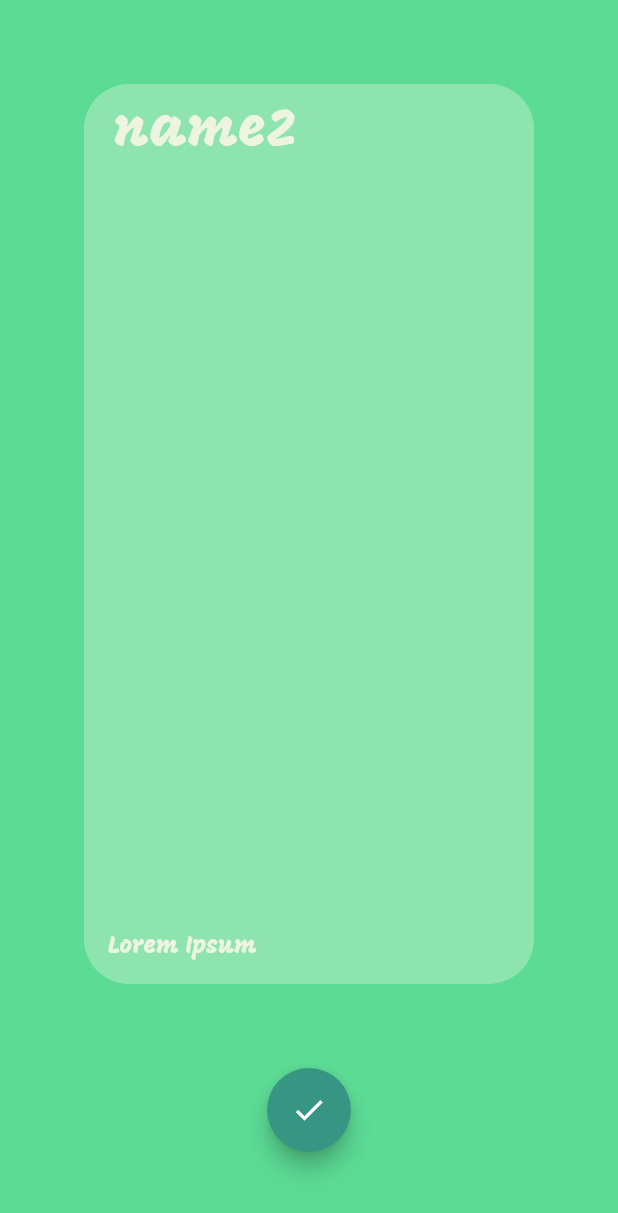
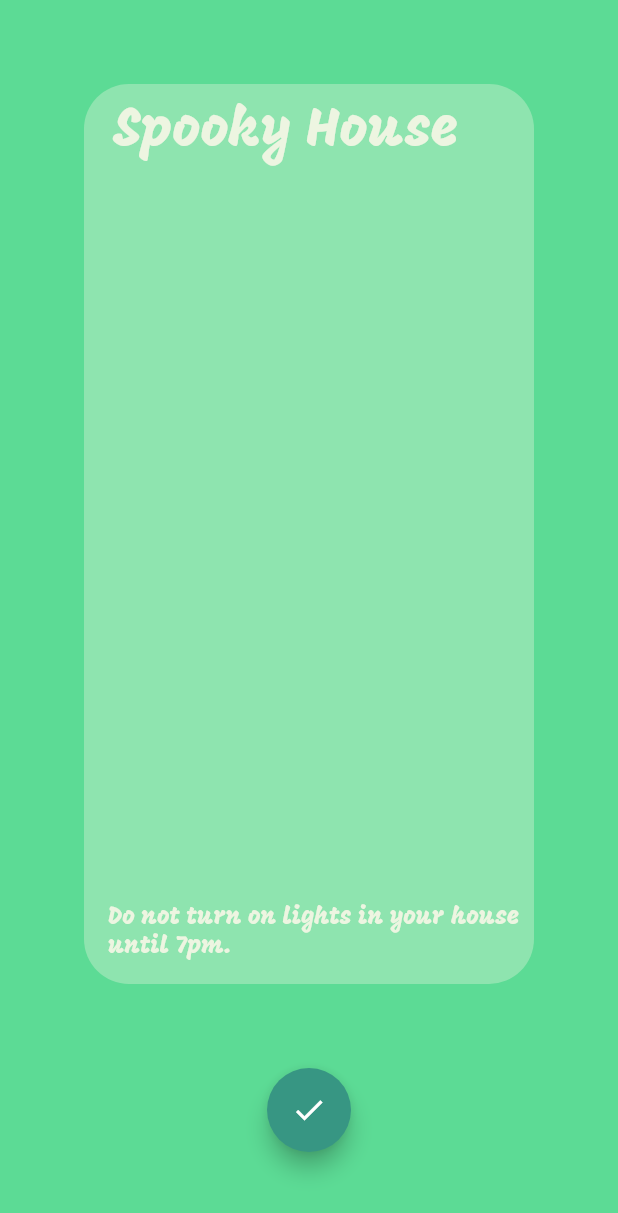
Before and after one commit to Tralius/Hackatum21, a Flutter app: the TaskPage screen opened by its route, swiped to page 2, on a phone screen of 412 x 824 dp. Shown: the top 1213 px of the screen. Run offline on Flutter 3.47's test engine with Material 2 defaults, Android fonts, the phone set to English and light mode, and no system bars; our stand-ins replace firebase_core, firebase_database; accounts and stored records are empty.

Commit message:
added examples

```diff
--- a/collapseguide/lib/main.dart
+++ b/collapseguide/lib/main.dart
@@ -161,16 +161,26 @@ class _State extends State<Guides> {
                   backgroundColor: colors.nature2,
                   title: const Text('Millenials Guide to Climate Disaster')),
               body: PageView(
-                children: [
+                children: const [
                   GuideEntry(
                     imgUrl: 'img1.jpg',
-                    name: 'Name1',
+                    name: 'How to gardening',
                     text:
                         'Lorem ipsum dolor sit amet, consetetur sadipscing elitr, sed diam nonumy eirmod tempor invidunt ut labore et dolore magna aliquyam erat, sed diam voluptua. At vero eos et accusam et justo duo dolores et ea rebum. Stet clita kasd gubergren, no sea takimata sanctus est Lorem ipsum dolor sit amet. Lorem ipsum dolor sit amet, consetetur sadipscing elitr, sed diam nonumy eirmod tempor invidunt ut labore et dolore magna aliquyam erat, sed diam voluptua. At vero eos et accusam et justo duo dolores et ea rebum. Stet clita kasd gubergren, no sea takimata sanctus est Lorem ipsum dolor sit amet.',
                   ),
                   GuideEntry(
                     imgUrl: "img2.jpg",
-                    name: "Name2",
+                    name: "How to not (m)eat",
+                    text: 'Lorem Ipsum',
+                  ),
+                  GuideEntry(
+                    imgUrl: "img3.jpg",
+                    name: "How to not car(e)",
+                    text: 'Lorem Ipsum',
+                  ),
+                  GuideEntry(
+                    imgUrl: "img4.jpg",
+                    name: "How to shelter",
                     text: 'Lorem Ipsum',
                   )
                 ],
@@ -202,15 +212,26 @@ class _State extends State<Guides> {
                 backgroundColor: colors.nature2,
                 title: const Text('Millenials Guide to Climate Disaster')),
             body: PageView(
-              children: [
+              children: const [
                 GuideEntry(
                   imgUrl: 'img1.jpg',
-                  name: 'Name1',
+                  name: 'How to gardening',
+                  text:
+                      'Lorem ipsum dolor sit amet, consetetur sadipscing elitr, sed diam nonumy eirmod tempor invidunt ut labore et dolore magna aliquyam erat, sed diam voluptua. At vero eos et accusam et justo duo dolores et ea rebum. Stet clita kasd gubergren, no sea takimata sanctus est Lorem ipsum dolor sit amet. Lorem ipsum dolor sit amet, consetetur sadipscing elitr, sed diam nonumy eirmod tempor invidunt ut labore et dolore magna aliquyam erat, sed diam voluptua. At vero eos et accusam et justo duo dolores et ea rebum. Stet clita kasd gubergren, no sea takimata sanctus est Lorem ipsum dolor sit amet.',
+                ),
+                GuideEntry(
+                  imgUrl: "img2.jpg",
+                  name: "How to not (m)eat",
                   text: 'Lorem Ipsum',
                 ),
                 GuideEntry(
-                  imgUrl: "img2.jpg",
-                  name: "Name2",
+                  imgUrl: "img3.jpg",
+                  name: "How to not car(e)",
+                  text: 'Lorem Ipsum',
+                ),
+                GuideEntry(
+                  imgUrl: "img4.jpg",
+                  name: "How to shelter",
                   text: 'Lorem Ipsum',
                 )
               ],
@@ -219,7 +240,7 @@ class _State extends State<Guides> {
               child: ListView(
                 children: [
                   const DrawerHeader(
-                    child: const Text('Sections'),
+                    child: Text('Sections'),
                   ),
                   ListTile(
                     title: const Text('TaskPage'),
@@ -353,13 +374,18 @@ class _TaskPageState extends State<TaskPage> {
     return Scaffold(
         body: PageView(children: [
       TaskEntry(
-        name: 'name1',
-        text: 'Lorem Ipsum',
+        name: 'No to meat',
+        text: 'Eat vegan for today. An apple a day keeps the doc away.',
         points: '10',
       ),
       TaskEntry(
-        name: 'name2',
-        text: 'Lorem Ipsum',
+        name: 'Spooky House',
+        text: 'Do not turn on lights in your house until 7pm.',
+        points: '10',
+      ),
+      TaskEntry(
+        name: 'No media good media',
+        text: 'Do not use social media for a day.',
         points: '10',
       ),
     ]));
```
